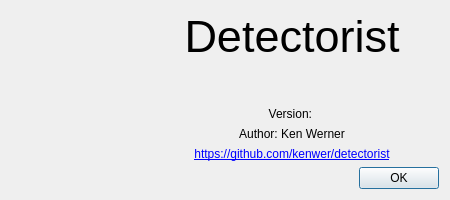
kenwer/detectorist, file src/detectorist/about_dialog.ui: the form before one commit.
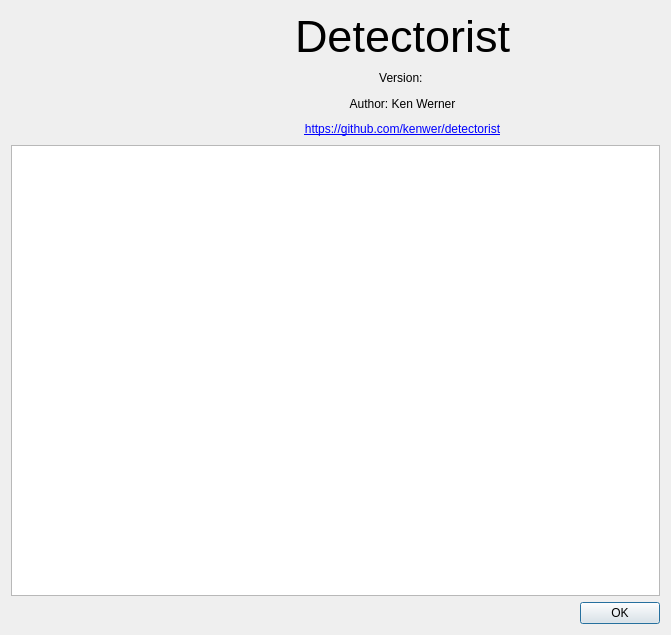
The form after the commit. Icons and pictures are not drawn.

Commit message: Display changelog in the About dialog

```diff
--- a/src/detectorist/about_dialog.ui
+++ b/src/detectorist/about_dialog.ui
@@ -6,8 +6,8 @@
    <rect>
     <x>0</x>
     <y>0</y>
-    <width>450</width>
-    <height>200</height>
+    <width>671</width>
+    <height>635</height>
    </rect>
   </property>
   <property name="minimumSize">
@@ -69,19 +69,6 @@
          </property>
         </widget>
        </item>
-       <item>
-        <spacer name="verticalSpacer">
-         <property name="orientation">
-          <enum>Qt::Orientation::Vertical</enum>
-         </property>
-         <property name="sizeHint" stdset="0">
-          <size>
-           <width>20</width>
-           <height>40</height>
-          </size>
-         </property>
-        </spacer>
-       </item>
        <item>
         <widget class="QLabel" name="version_label">
          <property name="text">
@@ -119,6 +106,9 @@
      </item>
     </layout>
    </item>
+   <item>
+    <widget class="QTextBrowser" name="changelog_text_browser"/>
+   </item>
    <item>
     <widget class="QDialogButtonBox" name="button_box">
      <property name="orientation">
```
The commit also changes 5 other files.
